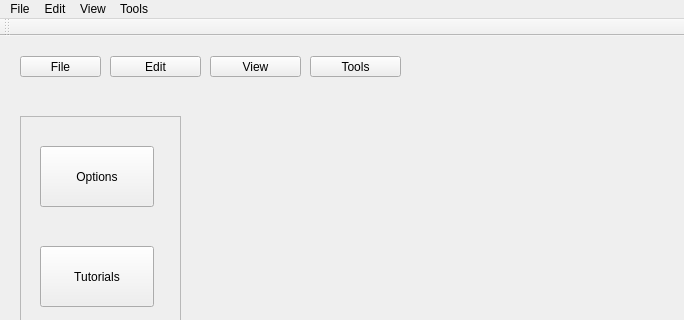
Qt form UAV-Forge-New/mainwindow.ui (UCI-UAVForge/GroundStation) before a commit; both pictures show x 0 to 684 and y 0 to 320 of the 684 by 478 pixel window.
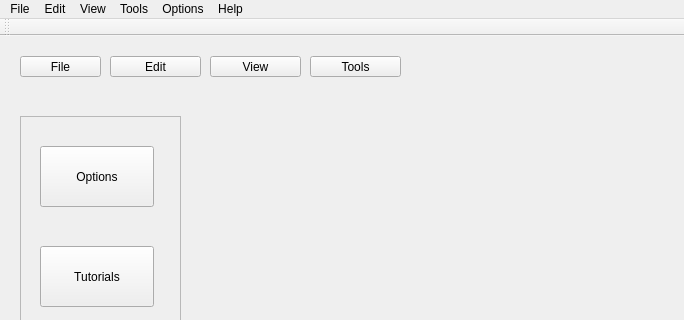
The same form after that commit.

Commit message: Added tutorial and main window drop downs

What changed in the file:
```diff
--- a/UAV-Forge-New/mainwindow.ui
+++ b/UAV-Forge-New/mainwindow.ui
@@ -125,7 +125,7 @@
      <x>0</x>
      <y>0</y>
      <width>684</width>
-     <height>22</height>
+     <height>21</height>
     </rect>
    </property>
    <widget class="QMenu" name="menuFile">
@@ -148,11 +148,26 @@
     <property name="title">
      <string>Tools</string>
     </property>
+    <addaction name="actionTools"/>
+   </widget>
+   <widget class="QMenu" name="menuTest">
+    <property name="title">
+     <string>Options</string>
+    </property>
+    <addaction name="actionOptions"/>
+   </widget>
+   <widget class="QMenu" name="menuHelp">
+    <property name="title">
+     <string>Help</string>
+    </property>
+    <addaction name="actionHELP_ME"/>
    </widget>
    <addaction name="menuFile"/>
    <addaction name="menuEdit"/>
    <addaction name="menuView"/>
    <addaction name="menuTools"/>
+   <addaction name="menuTest"/>
+   <addaction name="menuHelp"/>
   </widget>
   <widget class="QToolBar" name="mainToolBar">
    <attribute name="toolBarArea">
```
Left out of the diff: 98 changed lines with no effect on the pictures. The commit also changes 7 other files.
